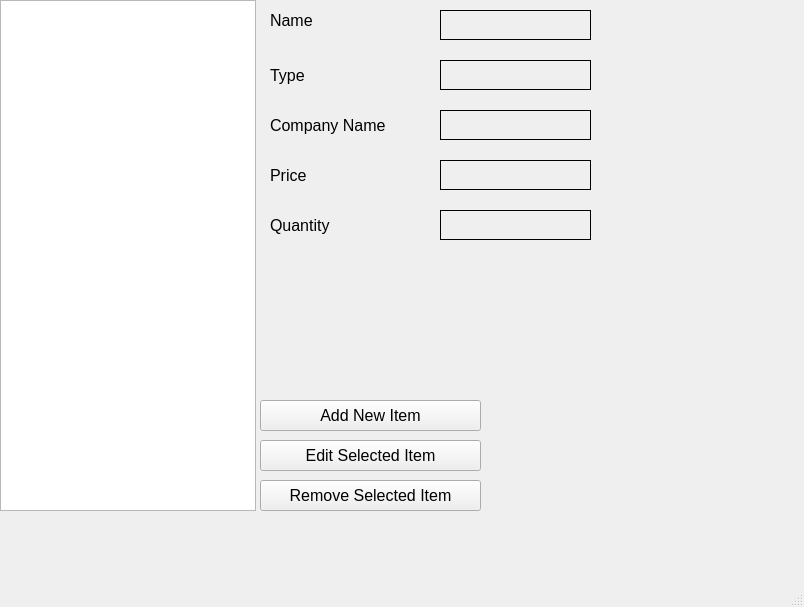
This is Store/mainwindow.ui in SamanOmidi/GroceryStore as Qt 5 draws it before an edit. The edited form follows.
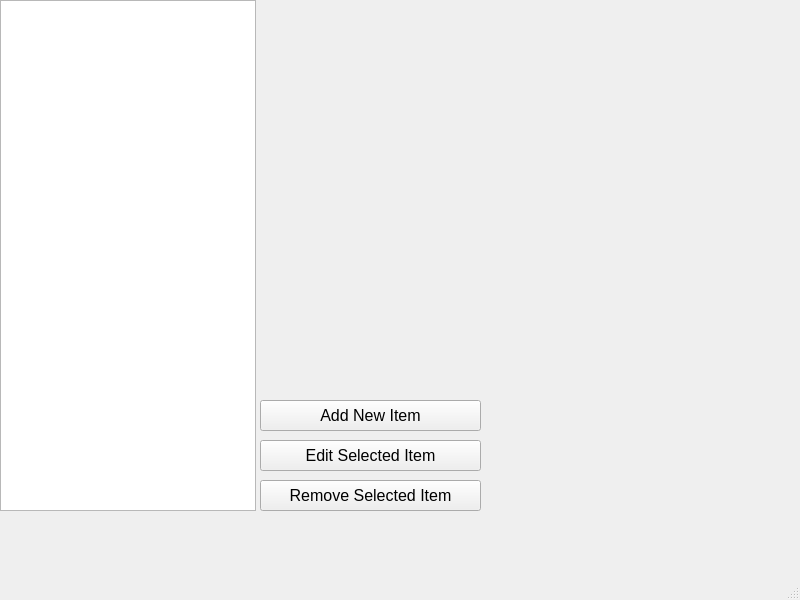
This is the edited form.

What changed in the file:
```diff
--- a/Store/mainwindow.ui
+++ b/Store/mainwindow.ui
@@ -6,8 +6,8 @@
    <rect>
     <x>0</x>
     <y>0</y>
-    <width>804</width>
-    <height>607</height>
+    <width>800</width>
+    <height>600</height>
    </rect>
   </property>
   <property name="windowTitle">
@@ -42,201 +42,6 @@
      </rect>
     </property>
    </widget>
-   <widget class="QLabel" name="ComapnyName">
-    <property name="geometry">
-     <rect>
-      <x>270</x>
-      <y>100</y>
-      <width>151</width>
-      <height>51</height>
-     </rect>
-    </property>
-    <property name="font">
-     <font>
-      <pointsize>12</pointsize>
-     </font>
-    </property>
-    <property name="text">
-     <string>Company Name</string>
-    </property>
-   </widget>
-   <widget class="QLabel" name="Price">
-    <property name="geometry">
-     <rect>
-      <x>270</x>
-      <y>160</y>
-      <width>51</width>
-      <height>31</height>
-     </rect>
-    </property>
-    <property name="font">
-     <font>
-      <pointsize>12</pointsize>
-     </font>
-    </property>
-    <property name="text">
-     <string>Price</string>
-    </property>
-   </widget>
-   <widget class="QLabel" name="Quantity">
-    <property name="geometry">
-     <rect>
-      <x>270</x>
-      <y>210</y>
-      <width>91</width>
-      <height>31</height>
-     </rect>
-    </property>
-    <property name="font">
-     <font>
-      <pointsize>12</pointsize>
-     </font>
-    </property>
-    <property name="text">
-     <string>Quantity</string>
-    </property>
-   </widget>
-   <widget class="QLabel" name="Type">
-    <property name="geometry">
-     <rect>
-      <x>270</x>
-      <y>60</y>
-      <width>51</width>
-      <height>31</height>
-     </rect>
-    </property>
-    <property name="font">
-     <font>
-      <pointsize>12</pointsize>
-     </font>
-    </property>
-    <property name="text">
-     <string>Type</string>
-    </property>
-   </widget>
-   <widget class="QLabel" name="Name">
-    <property name="geometry">
-     <rect>
-      <x>270</x>
-      <y>10</y>
-      <width>61</width>
-      <height>20</height>
-     </rect>
-    </property>
-    <property name="font">
-     <font>
-      <pointsize>12</pointsize>
-     </font>
-    </property>
-    <property name="text">
-     <string>Name</string>
-    </property>
-   </widget>
-   <widget class="QLabel" name="namelabel">
-    <property name="geometry">
-     <rect>
-      <x>440</x>
-      <y>10</y>
-      <width>151</width>
-      <height>30</height>
-     </rect>
-    </property>
-    <property name="font">
-     <font>
-      <pointsize>12</pointsize>
-     </font>
-    </property>
-    <property name="frameShape">
-     <enum>QFrame::Panel</enum>
-    </property>
-    <property name="text">
-     <string/>
-    </property>
-   </widget>
-   <widget class="QLabel" name="typelabel">
-    <property name="geometry">
-     <rect>
-      <x>440</x>
-      <y>60</y>
-      <width>151</width>
-      <height>30</height>
-     </rect>
-    </property>
-    <property name="font">
-     <font>
-      <pointsize>12</pointsize>
-     </font>
-    </property>
-    <property name="frameShape">
-     <enum>QFrame::Panel</enum>
-    </property>
-    <property name="text">
-     <string/>
-    </property>
-   </widget>
-   <widget class="QLabel" name="companynamelabel">
-    <property name="geometry">
-     <rect>
-      <x>440</x>
-      <y>110</y>
-      <width>151</width>
-      <height>30</height>
-     </rect>
-    </property>
-    <property name="font">
-     <font>
-      <pointsize>12</pointsize>
-     </font>
-    </property>
-    <property name="frameShape">
-     <enum>QFrame::Panel</enum>
-    </property>
-    <property name="text">
-     <string/>
-    </property>
-   </widget>
-   <widget class="QLabel" name="pricelabel">
-    <property name="geometry">
-     <rect>
-      <x>440</x>
-      <y>160</y>
-      <width>151</width>
-      <height>30</height>
-     </rect>
-    </property>
-    <property name="font">
-     <font>
-      <pointsize>12</pointsize>
-     </font>
-    </property>
-    <property name="frameShape">
-     <enum>QFrame::Panel</enum>
-    </property>
-    <property name="text">
-     <string/>
-    </property>
-   </widget>
-   <widget class="QLabel" name="quantitylabel">
-    <property name="geometry">
-     <rect>
-      <x>440</x>
-      <y>210</y>
-      <width>151</width>
-      <height>30</height>
-     </rect>
-    </property>
-    <property name="font">
-     <font>
-      <pointsize>12</pointsize>
-     </font>
-    </property>
-    <property name="frameShape">
-     <enum>QFrame::Panel</enum>
-    </property>
-    <property name="text">
-     <string/>
-    </property>
-   </widget>
    <widget class="QPushButton" name="removeitembutton">
     <property name="geometry">
      <rect>
```
Left out of the diff: 2 changed lines with no effect on the pictures.
